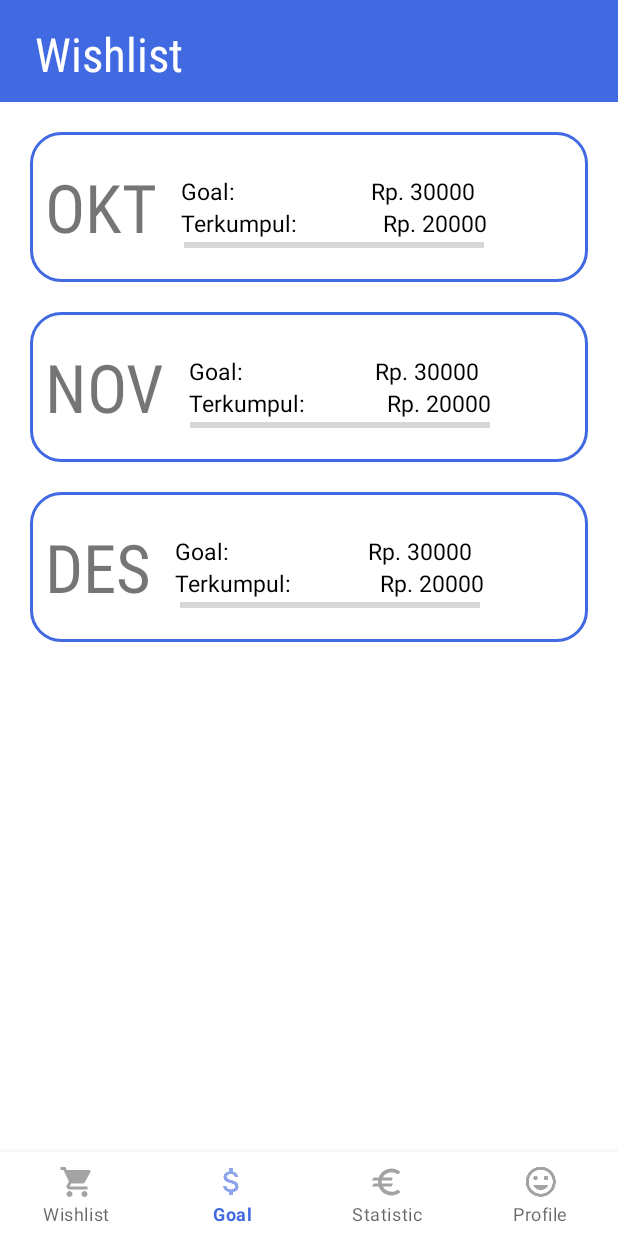
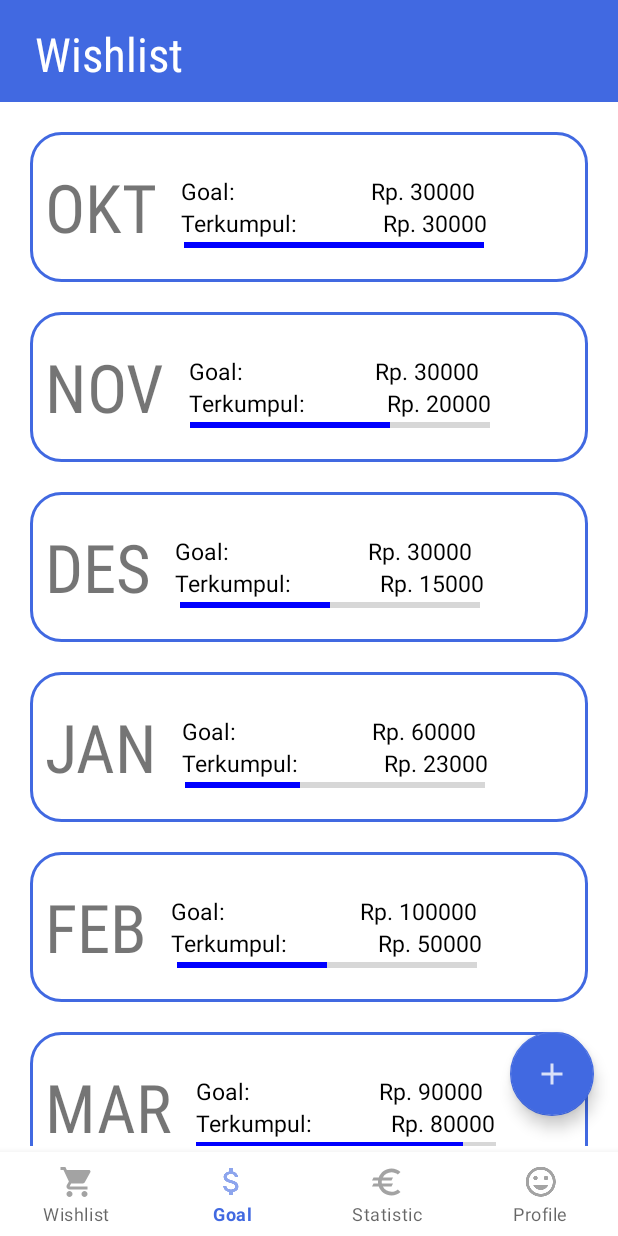
Before and after one commit to Diba15/TubesNabung, an Android app: the screen it shows after launch (MainActivity), item 2 of the bottom bar chosen, on a phone screen of 412 x 824 dp. Run offline under Robolectric (Android 15) with nearby library versions, the light colour scheme and no system bars; libraries missing offline, so code that uses them is left out: com.anychart, com.anychart.chart, com.anychart.charts; 2 statements that could not run were skipped.

Commit message:
Perubahan Halaman Goal

```diff
--- a/app/build.gradle
+++ b/app/build.gradle
@@ -46,10 +46,10 @@ dependencies {
     implementation 'com.google.android.material:material:1.3.0'
     implementation 'androidx.constraintlayout:constraintlayout:2.0.4'
     implementation 'androidx.legacy:legacy-support-v4:1.0.0'
-    testImplementation 'junit:junit:4.+'
+    testImplementation 'junit:junit:4.13.2'
     implementation 'com.github.AnyChart:AnyChart-Android:1.1.2'
     androidTestImplementation 'androidx.test.ext:junit:1.1.2'
     implementation 'com.android.support:multidex:1.0.3'
-    implementation 'com.github.PhilJay:MPAndroidChart:v2.2.4'
+    implementation 'com.github.PhilJay:MPAndroidChart:v3.1.0'
     androidTestImplementation 'androidx.test.espresso:espresso-core:3.3.0'
 }
--- a/app/src/main/java/com/d3if2089/contohpt2/GoalAdapter.kt
+++ b/app/src/main/java/com/d3if2089/contohpt2/GoalAdapter.kt
@@ -1,25 +1,36 @@
 package com.d3if2089.contohpt2
 
+import android.animation.ObjectAnimator
+import android.content.res.ColorStateList
+import android.graphics.Color
 import android.view.LayoutInflater
 import android.view.ViewGroup
 import androidx.recyclerview.widget.RecyclerView
 import com.d3if2089.contohpt2.data.Goal
-import com.d3if2089.contohpt2.databinding.ListGoalBinding
+import com.d3if2089.contohpt2.databinding.ItemGoalBinding
+import kotlinx.android.synthetic.main.item_goal.*
 
-class GoalAdapter(private val data: List<Goal>):
-RecyclerView.Adapter<GoalAdapter.ViewHolder>() {
+class GoalAdapter(private val data: List<Goal>) :
+    RecyclerView.Adapter<GoalAdapter.ViewHolder>() {
 
-    class ViewHolder(private val binding: ListGoalBinding):
+    class ViewHolder(private val binding: ItemGoalBinding) :
         RecyclerView.ViewHolder(binding.root) {
         fun bind(goal: Goal) = with(binding) {
-            monthHistory.text =goal.month
+            monthHistory.text = goal.month
             valuePemasukan.text = "Rp. " + goal.terkumpul.toString()
             valuePengeluaran.text = "Rp. " + goal.goal.toString()
+            binding.progressBarGoal.max = goal.goal
+            val currentProgress = goal.terkumpul
+            binding.progressBarGoal.progress = currentProgress
+            if (android.os.Build.VERSION.SDK_INT >= android.os.Build.VERSION_CODES.LOLLIPOP) {
+                binding.progressBarGoal.progressTintList = ColorStateList.valueOf(Color.BLUE)
+            }
         }
     }
+
     override fun onCreateViewHolder(parent: ViewGroup, viewType: Int): GoalAdapter.ViewHolder {
         val inflater = LayoutInflater.from(parent.context)
-        val binding = ListGoalBinding.inflate(inflater, parent, false)
+        val binding = ItemGoalBinding.inflate(inflater, parent, false)
         return ViewHolder(binding)
     }
 
--- a/app/src/main/java/com/d3if2089/contohpt2/ui/GoalFragment.kt
+++ b/app/src/main/java/com/d3if2089/contohpt2/ui/GoalFragment.kt
@@ -1,13 +1,14 @@
 package com.d3if2089.contohpt2.ui
 
 import android.os.Bundle
+import android.view.*
 import androidx.fragment.app.Fragment
-import android.view.LayoutInflater
-import android.view.View
-import android.view.ViewGroup
 import com.d3if2089.contohpt2.data.Goal
 import com.d3if2089.contohpt2.GoalAdapter
+import com.d3if2089.contohpt2.R
 import com.d3if2089.contohpt2.databinding.FragmentGoalBinding
+import com.google.android.material.dialog.MaterialAlertDialogBuilder
+import kotlinx.android.synthetic.main.item_goal.*
 
 // TODO: Rename parameter arguments, choose names that match
 // the fragment initialization parameters, e.g. ARG_ITEM_NUMBER
@@ -38,26 +39,49 @@ class GoalFragment : Fragment() {
         savedInstanceState: Bundle?
     ): View? {
         // Inflate the layout for this fragment
-        binding = FragmentGoalBinding.inflate(layoutInflater,container,false)
+        binding = FragmentGoalBinding.inflate(layoutInflater, container, false)
         with(binding.goalRecycleView) {
             adapter = GoalAdapter(getData())
             setHasFixedSize(true)
         }
-//        progressBar_goal.max = 10
-//        val currentProgress = 7
-//
-//        ObjectAnimator.ofInt(progressBar_goal, "progress",currentProgress)
-//            .setDuration(2000)
-//            .start()
+        setHasOptionsMenu(true)
         return binding.root
     }
 
     private fun getData(): List<Goal> {
         return listOf(
-            Goal("OKT",30000,20000),
-            Goal("NOV",30000,20000),
-            Goal("DES",30000,20000)
+            Goal("OKT", 30000, 30000),
+            Goal("NOV", 30000, 20000),
+            Goal("DES", 30000, 15000),
+            Goal("JAN", 60000, 23000),
+            Goal("FEB", 100000, 50000),
+            Goal("MAR", 90000, 80000)
         )
+    }
+
+    override fun onCreateOptionsMenu(menu: Menu, inflater: MenuInflater) {
+        super.onCreateOptionsMenu(menu, inflater)
+        inflater.inflate(R.menu.menu, menu)
+    }
+
+    override fun onOptionsItemSelected(item: MenuItem): Boolean {
+
+        if (item.itemId == R.id.clearAll) {
+            clearData()
+        }
+        return super.onOptionsItemSelected(item)
+    }
+
+    private fun clearData() {
+        MaterialAlertDialogBuilder(requireContext())
+            .setMessage("Are you want to clear goal?")
+            .setPositiveButton("Clear") { _, _ ->
+                getData().drop(1)
+            }
+            .setNegativeButton("Cancel") { dialog, _ ->
+                dialog.cancel()
+            }
+            .show()
     }
 
     companion object {
--- /dev/null
+++ b/app/src/main/res/drawable/ic_baseline_delete_forever_24.xml
@@ -0,0 +1,5 @@
+<vector android:height="24dp" android:tint="#FFFFFF"
+    android:viewportHeight="24" android:viewportWidth="24"
+    android:width="24dp" xmlns:android="http://schemas.android.com/apk/res/android">
+    <path android:fillColor="@android:color/white" android:pathData="M6,19c0,1.1 0.9,2 2,2h8c1.1,0 2,-0.9 2,-2L18,7L6,7v12zM8.46,11.88l1.41,-1.41L12,12.59l2.12,-2.12 1.41,1.41L13.41,14l2.12,2.12 -1.41,1.41L12,15.41l-2.12,2.12 -1.41,-1.41L10.59,14l-2.13,-2.12zM15.5,4l-1,-1h-5l-1,1L5,4v2h14L19,4z"/>
+</vector>
--- a/app/src/main/res/layout/fragment_goal.xml
+++ b/app/src/main/res/layout/fragment_goal.xml
@@ -18,7 +18,25 @@
         android:layout_height="0dp"
         app:layoutManager="androidx.recyclerview.widget.LinearLayoutManager"
         app:layout_constraintTop_toBottomOf="@+id/batas"
+        app:layout_constraintBottom_toTopOf="@id/batas_bawah"
+        tools:listitem="@layout/item_goal"/>
+
+    <com.google.android.material.floatingactionbutton.FloatingActionButton
+        android:layout_width="wrap_content"
+        android:layout_height="wrap_content"
         app:layout_constraintBottom_toBottomOf="parent"
-        tools:listitem="@layout/list_goal"/>
+        app:layout_constraintEnd_toEndOf="parent"
+        android:layout_marginEnd="16dp"
+        android:layout_marginBottom="80dp"
+        android:contentDescription="@null"
+        app:backgroundTint="@color/royal_blue"
+        app:tint="@color/white"
+        android:src="@drawable/plus"/>
+
+    <RelativeLayout
+        android:id="@+id/batas_bawah"
+        android:layout_width="match_parent"
+        android:layout_height="60dp"
+        app:layout_constraintBottom_toBottomOf="parent"/>
 
 </androidx.constraintlayout.widget.ConstraintLayout>
--- a/app/src/main/res/layout/fragment_statistic.xml
+++ b/app/src/main/res/layout/fragment_statistic.xml
@@ -14,8 +14,8 @@
 
    <com.anychart.AnyChartView
        android:id="@+id/pie_chart"
-       android:layout_width="0dp"
-       android:layout_height="0dp"
+       android:layout_width="match_parent"
+       android:layout_height="match_parent"
        app:layout_constraintTop_toBottomOf="@+id/batas"
        app:layout_constraintStart_toStartOf="parent"
        app:layout_constraintBottom_toBottomOf="parent"
--- /dev/null
+++ b/app/src/main/res/menu/menu.xml
@@ -0,0 +1,11 @@
+<?xml version="1.0" encoding="utf-8"?>
+<menu xmlns:android="http://schemas.android.com/apk/res/android"
+    xmlns:app="http://schemas.android.com/apk/res-auto">
+
+    <item
+        android:id="@+id/clearAll"
+        android:icon="@drawable/ic_baseline_delete_forever_24"
+        android:title="@string/delete_all"
+        app:showAsAction="ifRoom"/>
+
+</menu>
--- a/app/src/main/res/values/strings.xml
+++ b/app/src/main/res/values/strings.xml
@@ -21,4 +21,5 @@
     <string name="user_name">Kelvin Pradiza</string>
     <string name="terkumpul">Terkumpul:</string>
     <string name="goal">Goal: </string>
+    <string name="delete_all">Delete All</string>
 </resources>
```
Also changed, not shown: app/src/main/java/com/d3if2089/contohpt2/ui/StatisticFragment.kt (+15 -18 lines), app/src/main/res/drawable/shape_pogress_bar.xml (added, +15 -0 lines), app/src/main/res/layout/item_goal.xml (renamed from app/src/main/res/layout/list_goal.xml).
